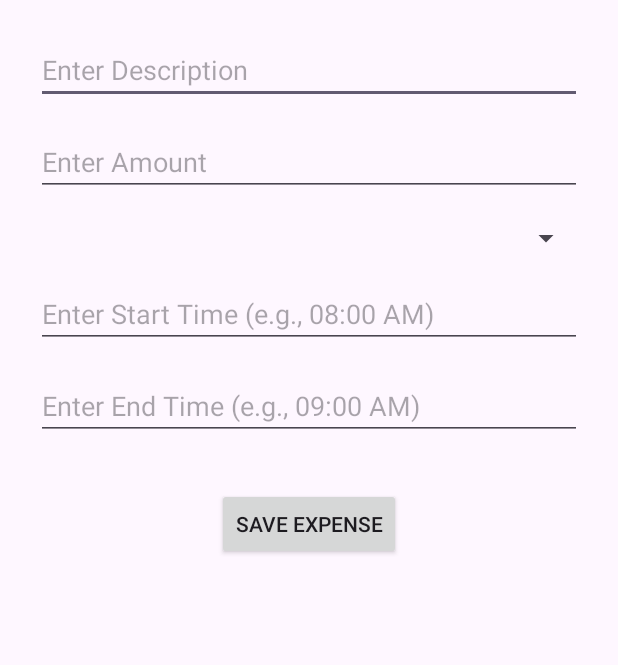
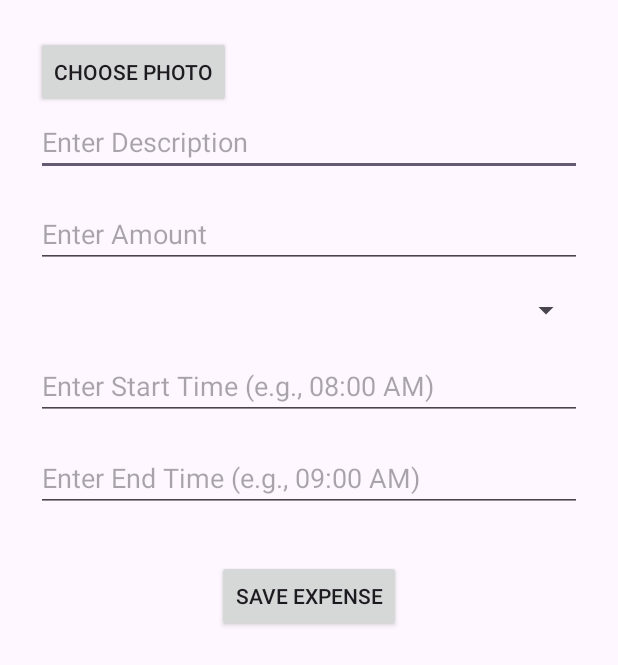
Before and after one commit to ST10256115/BudgetTrackerApp, an Android app: the screen it shows after launch (NewExpenseActivity), after a tap on "Add Expense", on a phone screen of 412 x 824 dp. Shown: the top 665 px of the screen. Run offline under Robolectric (Android 15) with nearby library versions, the phone set to English and light mode, and no system bars; our stand-ins replace Room's generated code.

Commit message:
added photographs

```diff
--- a/app/src/main/java/vcmsa/projects/budgettrackerapp/MainActivity.kt
+++ b/app/src/main/java/vcmsa/projects/budgettrackerapp/MainActivity.kt
@@ -29,7 +29,7 @@ class MainActivity : AppCompatActivity() {
             expenseAdapter.updateExpenses(expenses)
         })
 
-        // Load all expenses when app starts
+        // Load all expenses initially
         expenseViewModel.getAllExpenses()
 
         // Handle "Add Expense" button click
@@ -46,4 +46,10 @@ class MainActivity : AppCompatActivity() {
             startActivity(intent)
         }
     }
+
+    override fun onResume() {
+        super.onResume()
+
+        expenseViewModel.getAllExpenses()
+    }
 }
--- a/app/src/main/java/vcmsa/projects/budgettrackerapp/NewExpenseActivity.kt
+++ b/app/src/main/java/vcmsa/projects/budgettrackerapp/NewExpenseActivity.kt
@@ -1,5 +1,7 @@
 package vcmsa.projects.budgettrackerapp
 
+import android.content.Intent
+import android.net.Uri
 import android.os.Bundle
 import android.widget.Button
 import android.widget.EditText
@@ -9,6 +11,7 @@ import android.widget.Toast
 import android.view.View
 import android.widget.AdapterView
 import androidx.activity.ComponentActivity
+import androidx.activity.result.contract.ActivityResultContracts
 import androidx.lifecycle.ViewModelProvider
 
 class NewExpenseActivity : ComponentActivity() {
@@ -17,6 +20,17 @@ class NewExpenseActivity : ComponentActivity() {
     private lateinit var categoryViewModel: CategoryViewModel
     private lateinit var spinnerCategory: Spinner
     private var selectedCategoryId: Long = 0
+
+    private lateinit var buttonChoosePhoto: Button
+    private var photoPath: String? = null
+
+    // Using the new way to get image (no deprecated methods)
+    private val pickImageLauncher = registerForActivityResult(ActivityResultContracts.GetContent()) { uri: Uri? ->
+        if (uri != null) {
+            photoPath = uri.toString()
+            Toast.makeText(this, "Photo selected", Toast.LENGTH_SHORT).show()
+        }
+    }
 
     override fun onCreate(savedInstanceState: Bundle?) {
         super.onCreate(savedInstanceState)
@@ -28,19 +42,19 @@ class NewExpenseActivity : ComponentActivity() {
         val editTextStartTime = findViewById<EditText>(R.id.editTextStartTime)
         val editTextEndTime = findViewById<EditText>(R.id.editTextEndTime)
         val buttonSaveExpense = findViewById<Button>(R.id.buttonSaveExpense)
+        buttonChoosePhoto = findViewById(R.id.buttonChoosePhoto)
 
         expenseViewModel = ViewModelProvider(this)[ExpenseViewModel::class.java]
         categoryViewModel = ViewModelProvider(this)[CategoryViewModel::class.java]
 
         // Observe categories and populate spinner
-        categoryViewModel.categories.observe(this, { categories ->
+        categoryViewModel.categories.observe(this) { categories ->
             val categoryNames = categories.map { it.name }
             val adapter = ArrayAdapter(this, android.R.layout.simple_spinner_item, categoryNames)
             adapter.setDropDownViewResource(android.R.layout.simple_spinner_dropdown_item)
             spinnerCategory.adapter = adapter
 
-            // Set the item selected listener for the spinner
-            spinnerCategory.setOnItemSelectedListener(object : AdapterView.OnItemSelectedListener {
+            spinnerCategory.onItemSelectedListener = object : AdapterView.OnItemSelectedListener {
                 override fun onItemSelected(parent: AdapterView<*>, view: View?, position: Int, id: Long) {
                     selectedCategoryId = categories[position].id
                 }
@@ -48,12 +62,17 @@ class NewExpenseActivity : ComponentActivity() {
                 override fun onNothingSelected(parent: AdapterView<*>) {
                     Toast.makeText(this@NewExpenseActivity, "Please select a category", Toast.LENGTH_SHORT).show()
                 }
-            })
-        })
+            }
+        }
 
-        // Fetch categories when the activity starts
         categoryViewModel.getAllCategories()
 
+        // Handle choosing a photo
+        buttonChoosePhoto.setOnClickListener {
+            pickImageLauncher.launch("image/*")
+        }
+
+        // Handle saving the expense
         buttonSaveExpense.setOnClickListener {
             val description = editTextDescription.text.toString()
             val amountText = editTextAmount.text.toString()
@@ -66,13 +85,14 @@ class NewExpenseActivity : ComponentActivity() {
                 val amount = amountText.toDouble()
 
                 val newExpense = ExpenseEntity(
-                    id = 0,  // ID will be auto-generated
+                    id = 0,
                     description = description,
                     amount = amount,
                     date = System.currentTimeMillis().toString(),
                     startTime = startTime,
                     endTime = endTime,
-                    categoryId = selectedCategoryId  // Save the selected category ID
+                    categoryId = selectedCategoryId,
+                    photoPath = photoPath // Save selected photo path
                 )
 
                 expenseViewModel.insertExpense(newExpense)
--- a/app/src/main/res/layout/activity_new_expense.xml
+++ b/app/src/main/res/layout/activity_new_expense.xml
@@ -9,6 +9,13 @@
         android:layout_height="wrap_content"
         android:orientation="vertical"
         android:padding="24dp">
+
+        <Button
+            android:id="@+id/buttonChoosePhoto"
+            android:layout_width="wrap_content"
+            android:layout_height="wrap_content"
+            android:text="Choose Photo" />
+
 
         <EditText
             android:id="@+id/editTextDescription"
```
Also changed, not shown: app/src/main/java/vcmsa/projects/budgettrackerapp/ExpenseAdaptor.kt (+11 -0 lines), app/src/main/res/layout/item_expense.xml (+25 -8 lines).
